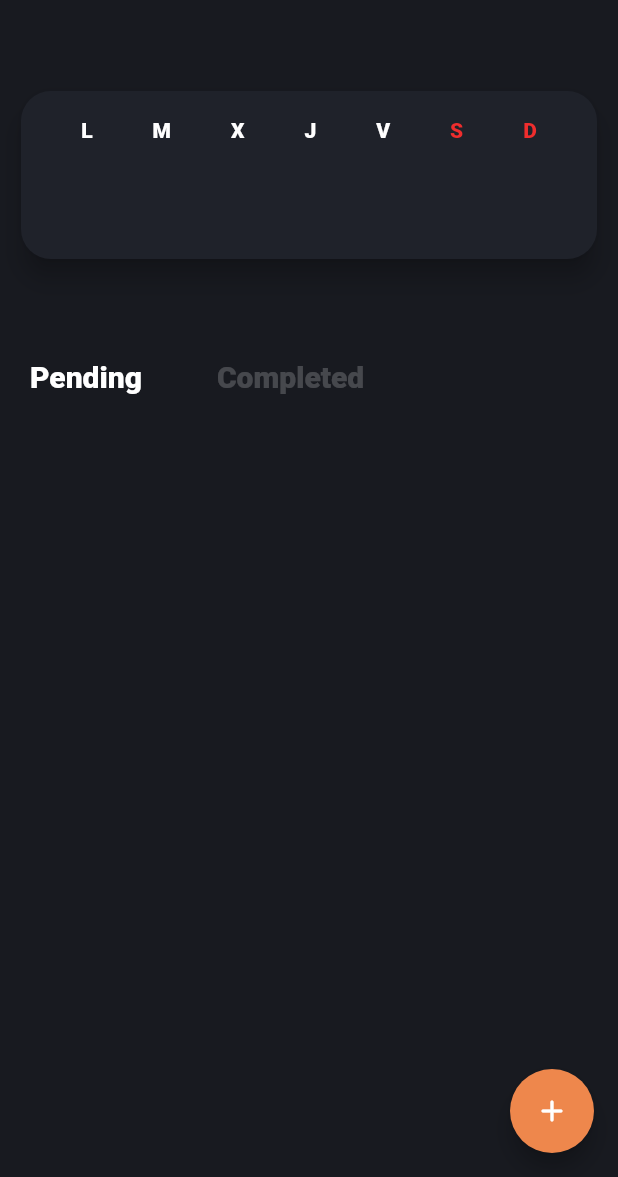
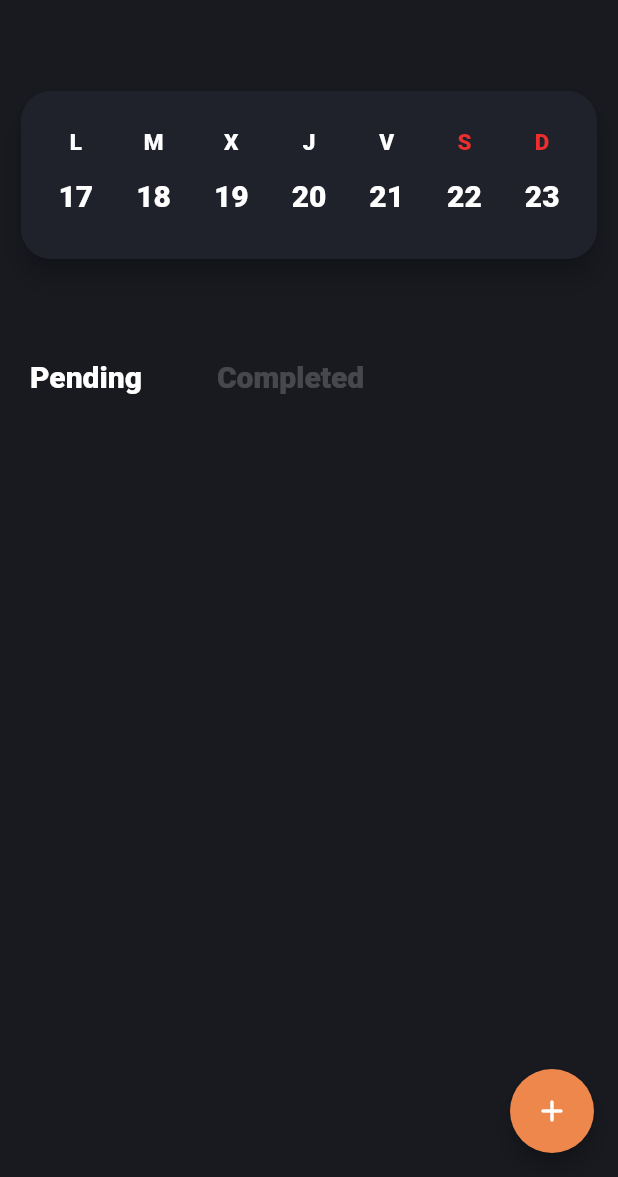
Before and after one commit to DNaranjoDev/recuerdapp, a Flutter app: the screen it shows after launch, on a phone screen of 412 x 824 dp, the part 59-1236 px from its top. Run offline on Flutter 3.47's test engine with Material 2 defaults, Android fonts, the light colour scheme and no system bars.

Commit message:
Calendario semanal v1

```diff
--- a/lib/app/app.dart
+++ b/lib/app/app.dart
@@ -39,7 +39,7 @@ class MyApp extends StatelessWidget {
           backgroundColor: Theme.of(context).colorScheme.secondary,
         )
       ),
-      home: const MyHomePage(title: "RecuerdApp",),
+      home: MyHomePage(title: "RecuerdApp",),
     );
   }
 }
--- a/lib/app/components/typography_h1.dart
+++ b/lib/app/components/typography_h1.dart
@@ -3,7 +3,7 @@ import 'package:flutter/material.dart';
 class TypographyH1 extends StatelessWidget {
   const TypographyH1(
       this.text,
-      {Key? key, this.color}
+      {Key? key, this.color,}
       ) : super(key: key);
 
   final String text;
--- a/lib/app/view/my_home_page/my_home_page.dart
+++ b/lib/app/view/my_home_page/my_home_page.dart
@@ -3,8 +3,7 @@ import 'package:recuerdapp/app/components/typography_h1.dart';
 import 'package:recuerdapp/app/view/my_home_page/weekly_calendar.dart';
 
 class MyHomePage extends StatefulWidget {
-  const MyHomePage({super.key, required this.title});
-
+  MyHomePage({super.key, required this.title});
 
   final String title;
 
--- a/lib/app/view/my_home_page/weekly_calendar.dart
+++ b/lib/app/view/my_home_page/weekly_calendar.dart
@@ -1,12 +1,24 @@
 import 'package:flutter/material.dart';
 
 class WeeklyCalendar extends StatelessWidget {
+
   const WeeklyCalendar({
     super.key,
   });
 
   @override
   Widget build(BuildContext context) {
+
+    final DateTime dateTime = DateTime.now();
+    final int l = dateTime.day-dateTime.weekday+1;
+    final int m = dateTime.day-dateTime.weekday+2;
+    final int x = dateTime.day-dateTime.weekday+3;
+    final int j = dateTime.day-dateTime.weekday+4;
+    final int v = dateTime.day-dateTime.weekday+5;
+    final int s = dateTime.day-dateTime.weekday+6;
+    final int d = dateTime.day-dateTime.weekday+7;
+
+
     return Padding(
       padding: const EdgeInsets.symmetric(horizontal: 10),
       child: Card(
@@ -19,26 +31,71 @@ class WeeklyCalendar extends StatelessWidget {
             width: 407,
             height: 112,
           child: Padding(
-            padding: const EdgeInsets.only(top: 18,),
+            padding: const EdgeInsets.all(25),
             child: Row(
-              mainAxisAlignment: MainAxisAlignment.center,
-              crossAxisAlignment: CrossAxisAlignment.start,
-              children:  const [
-                _TypeCalendar('L'),
-                SizedBox(width: 40,),
-                _TypeCalendar('M'),
-                SizedBox(width: 40,),
-                _TypeCalendar('X'),
-                SizedBox(width: 40,),
-                _TypeCalendar('J'),
-                SizedBox(width: 40,),
-                _TypeCalendar('V'),
-                SizedBox(width: 40,),
-                _TypeCalendar('S', color: Color(0xFFEF2D2D),),
-                SizedBox(width: 40,),
-                _TypeCalendar('D', color: Color(0xFFEF2D2D),),
+              crossAxisAlignment: CrossAxisAlignment.center,
+              mainAxisAlignment: MainAxisAlignment.spaceBetween,
+              children: [
+                Column(
+                  children: [
+                    const _TypeCalendar('L', fontSize: 15,),
+                    const SizedBox(height: 15,),
+                    _TypeCalendar(l.toString()),
+                  ],
+                ),
+                Column(
+                  children: [
+                    const _TypeCalendar('M', fontSize: 15,),
+                    const SizedBox(height: 15,),
+                    _TypeCalendar(m.toString()),
+                  ],
+                ),
+                Column(
+                  children: [
+                    const _TypeCalendar('X', fontSize: 15,),
+                    const SizedBox(height: 15,),
+                    _TypeCalendar(x.toString()),
+                  ],
+                ),
+                Column(
+                  children: [
+                    const _TypeCalendar('J', fontSize: 15,),
+                    const SizedBox(height: 15,),
+                    _TypeCalendar(j.toString()),
+                  ],
+                ),
+                Column(
+                  children: [
+                    const _TypeCalendar('V', fontSize: 15,),
+                    const SizedBox(height: 15,),
+                    _TypeCalendar(v.toString()),
+                  ],
+                ),
+                Column(
+                  children: [
+                    const _TypeCalendar(
+                        'S',
+                        fontSize: 15,
+                        color: Color(0xFFEF2D2D)
+                    ),
+                    const SizedBox(height: 15,),
+                    _TypeCalendar(s.toString()),
+                  ],
+                ),
+                Column(
+                  children: [
+                    const _TypeCalendar(
+                        'D',
+                        fontSize: 15,
+                        color: Color(0xFFEF2D2D)
+                    ),
+                    const SizedBox(height: 15,),
+                    _TypeCalendar(d.toString()),
+                  ],
+                ),
+
               ],
-            ),
+            )
           ),
         ),
       ),
@@ -51,16 +108,22 @@ class WeeklyCalendar extends StatelessWidget {
 
 //TIPOGRAFIA A USAR EN EL WIDGET DE CALENDARIO SEMANAL
 class _TypeCalendar extends StatelessWidget {
-   const _TypeCalendar(this.text, {this.color = Colors.white});
+   const _TypeCalendar(
+     this.text,{
+     this.color = Colors.white,
+     this.fontSize = 20
+     }
+   );
 
   final String text;
   final Color? color;
+  final double? fontSize;
 
   @override
   Widget build(BuildContext context) {
     return Text(text,
       style: TextStyle(
-        fontSize: 14,
+        fontSize: fontSize,
         fontWeight: FontWeight.w800,
         color: color
       ),
--- a/pubspec.yaml
+++ b/pubspec.yaml
@@ -30,6 +30,7 @@ environment:
 dependencies:
   flutter:
     sdk: flutter
+
 
 
   # The following adds the Cupertino Icons font to your application.
```
